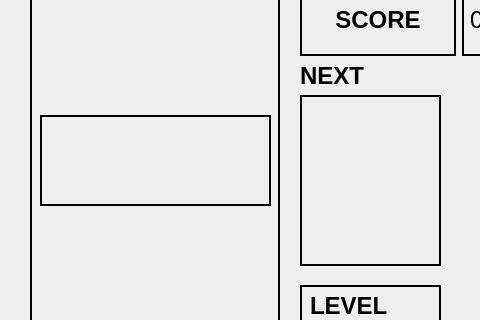
Above: src/gui/desktop/mainwindow.ui from Skypan322/s21_BrickgameV2 before the change; both pictures show x 0 to 480 and y 185 to 505 of the 600 by 800 pixel window. Below: the same form after it.
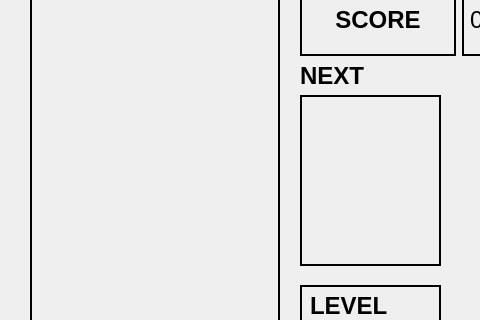
That is the form after the change. The open tabs and pages were chosen to show the change.

```diff
--- a/src/gui/desktop/mainwindow.ui
+++ b/src/gui/desktop/mainwindow.ui
@@ -258,33 +258,6 @@
        <property name="midLineWidth">
         <number>2</number>
        </property>
-       <widget class="QLabel" name="tetris_start_info">
-        <property name="geometry">
-         <rect>
-          <x>10</x>
-          <y>210</y>
-          <width>231</width>
-          <height>91</height>
-         </rect>
-        </property>
-        <property name="font">
-         <font>
-          <pointsize>16</pointsize>
-         </font>
-        </property>
-        <property name="frameShape">
-         <enum>QFrame::Box</enum>
-        </property>
-        <property name="lineWidth">
-         <number>2</number>
-        </property>
-        <property name="text">
-         <string/>
-        </property>
-        <property name="alignment">
-         <set>Qt::AlignCenter</set>
-        </property>
-       </widget>
       </widget>
      </widget>
      <widget class="QWidget" name="NextFigure" native="true">
```
Left out of the diff: 27 changed lines with no effect on the pictures.
